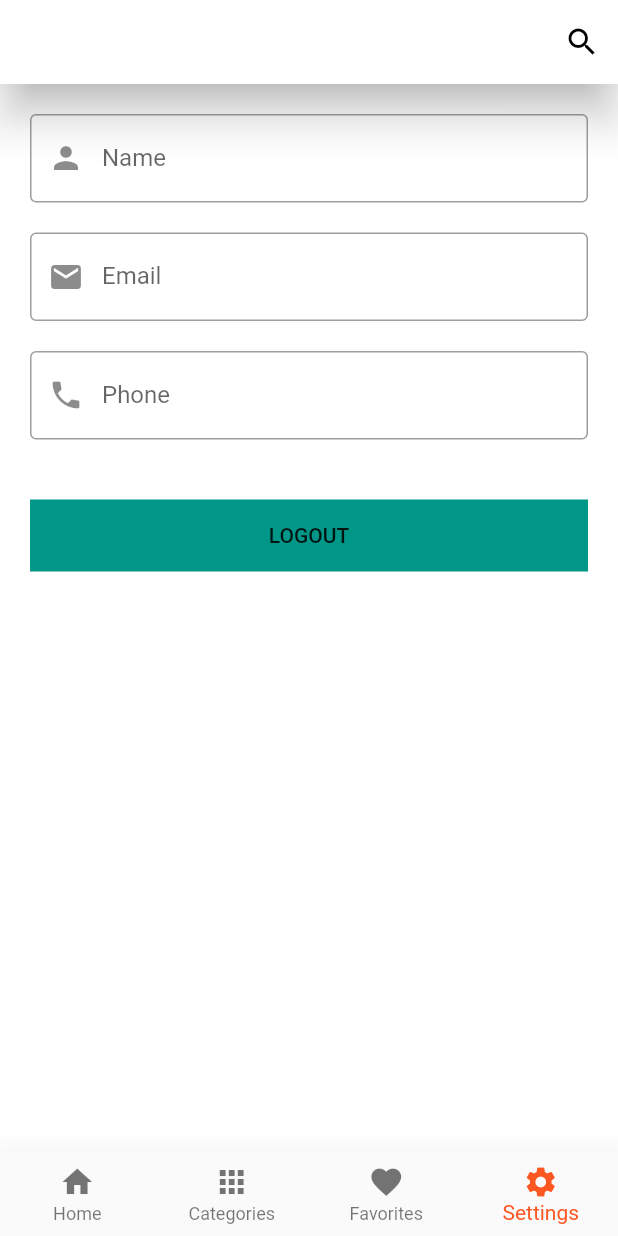
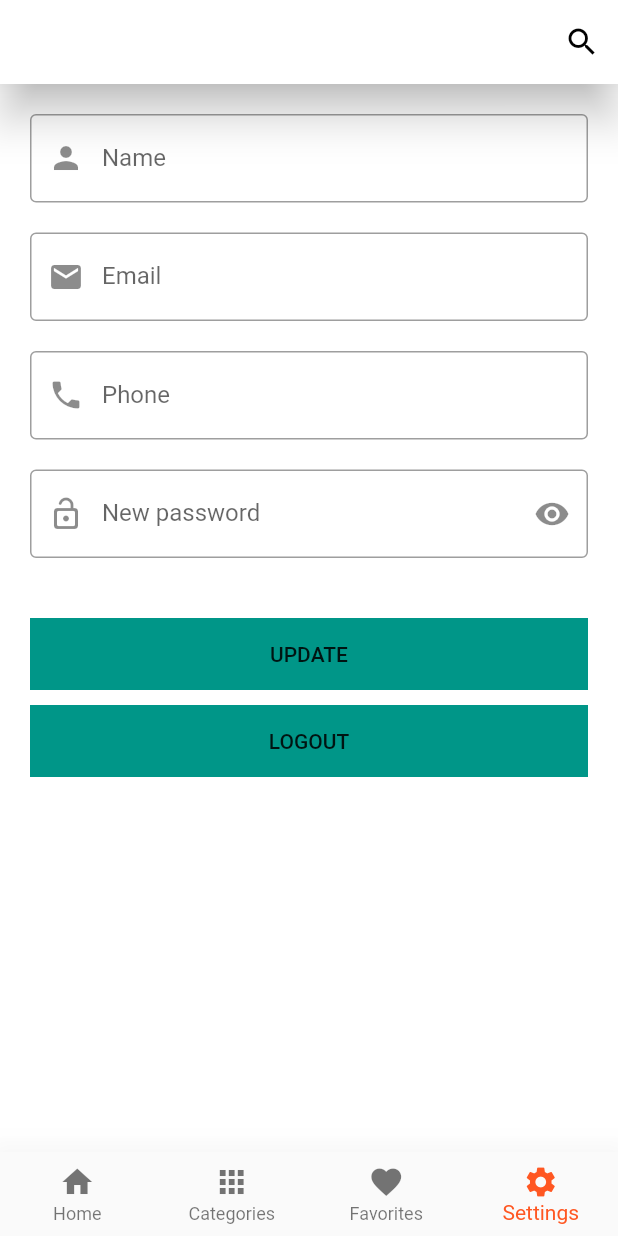
Before and after one commit to RechidiAhmedAbdelaaziz/shop_app, a Flutter app: the HomeScreen screen opened directly, item 4 of the bottom bar chosen, on a phone screen of 412 x 824 dp. Run offline on Flutter 3.47's test engine with Material 2 defaults, Android fonts, the phone set to English and light mode, and no system bars; our stand-ins replace carousel_slider, conditional_builder_null_safety, dio, flutter_bloc, fluttertoast, hexcolor and 2 more; accounts and stored records are empty; network calls fail.

Commit message:
Set SettingPage (add Updat button)

```diff
--- a/lib/Layout/Shop_Cubit/shop_states.dart
+++ b/lib/Layout/Shop_Cubit/shop_states.dart
@@ -1,48 +1,66 @@
 import 'package:shop_app/Moldels/change_favModel.dart';
+import 'package:shop_app/Moldels/login_model.dart';
 
 abstract class ShopStates {}
 
 class InitialState extends ShopStates {}
 
+class PassVisibilityState extends ShopStates{}
+
 class ChangeBottomNavState extends ShopStates {}
 
+class LoadingHomeDataState extends ShopStates {}
 
-class LoadingHomeDataState extends ShopStates {}
 class SuccessHomeDataState extends ShopStates {}
+
 class ErorrHomeDataState extends ShopStates {
   final String erorr;
   ErorrHomeDataState(this.erorr);
 }
 
+class LoadingCategoriesDataState extends ShopStates {}
 
-class LoadingCategoriesDataState extends ShopStates {}
 class SuccessCategoriesDataState extends ShopStates {}
+
 class ErorrCategoriesDataState extends ShopStates {
   final String erorr;
   ErorrCategoriesDataState(this.erorr);
 }
 
+class LoadingFavoritesDataState extends ShopStates {}
 
-class LoadingFavoritesDataState extends ShopStates {}
 class SuccessFavoritesDataState extends ShopStates {}
+
 class ErorrFavoritesDataState extends ShopStates {
   final String erorr;
   ErorrFavoritesDataState(this.erorr);
 }
 
+class InitialChangeFav extends ShopStates {}
 
-class InitialChangeFav extends ShopStates {}
 class SuccessChangeFavState extends ShopStates {
   final ChangeFavModel changeFavModel;
 
   SuccessChangeFavState(this.changeFavModel);
 }
+
 class ErrorChangeFavState extends ShopStates {}
 
+class LoadingProfileDataState extends ShopStates {}
 
-class LoadingProfileDataState extends ShopStates {}
 class SuccessProfileDataState extends ShopStates {}
+
 class ErorrProfileDataState extends ShopStates {
   final String erorr;
   ErorrProfileDataState(this.erorr);
 }
+
+class LoadingUpdateProfileDataState extends ShopStates {}
+class SuccessUpdateProfileDataState extends ShopStates {
+  final LoginModel user;
+  SuccessUpdateProfileDataState(this.user);
+}
+class ErorrUpdateProfileDataState extends ShopStates {
+  final String erorr;
+  ErorrUpdateProfileDataState(this.erorr);
+}
--- a/lib/Modules/Login/loginScreen.dart
+++ b/lib/Modules/Login/loginScreen.dart
@@ -30,6 +30,9 @@ class LoginScreen extends StatelessWidget {
                       key: 'token',
                       value: state.loginModel.data!.token.toString())
                   .then((value) {
+                CacheHelper.saveData(
+                    key: 'password', value: passwordController);
+                userPassword = passwordController.text;
                 token = state.loginModel.data!.token;
                 ShopCubit.get(context).currentIndex = 0;
                 replaceWith(context: context, widget: const HomeScreen());
--- a/lib/Modules/Screens/Settings/settings_screen.dart
+++ b/lib/Modules/Screens/Settings/settings_screen.dart
@@ -5,6 +5,8 @@ import 'package:flutter/material.dart';
 import 'package:flutter_bloc/flutter_bloc.dart';
 import 'package:shop_app/Layout/Shop_Cubit/shop_cubit.dart';
 import 'package:shop_app/Layout/Shop_Cubit/shop_states.dart';
+import 'package:shop_app/Modules/Login/LoginCubit/loginCubit.dart';
+import 'package:shop_app/Modules/Register/RegisterCubit/registerCubit.dart';
 import 'package:shop_app/Shared/Compenents/compenents.dart';
 import 'package:shop_app/Shared/Compenents/constants.dart';
 
@@ -16,11 +18,11 @@ class SettingsScreen extends StatelessWidget {
     var nameController = TextEditingController();
     var emailController = TextEditingController();
     var phoneController = TextEditingController();
+    var passwordController = TextEditingController();
 
     return BlocConsumer<ShopCubit, ShopStates>(
       listener: (context, state) {},
       builder: (context, state) {
-
         var model = ShopCubit.get(context).user;
         nameController.text = (model.data!.name)!;
         emailController.text = (model.data!.email)!;
@@ -38,8 +40,8 @@ class SettingsScreen extends StatelessWidget {
                   type: TextInputType.name,
                   prefix: const Icon(Icons.person),
                   valid: (value) {
-                    if (model.message?.contains('name') == true) {
-                      return model.message;
+                    if (value?.isEmpty == true) {
+                      return 'Please enter your name';
                     }
                     return null;
                   },
@@ -53,8 +55,8 @@ class SettingsScreen extends StatelessWidget {
                   type: TextInputType.emailAddress,
                   prefix: const Icon(Icons.email),
                   valid: (value) {
-                    if (model.message?.contains('email') == true) {
-                      return model.message;
+                    if (value?.isEmpty == true) {
+                      return 'Please enter your Email';
                     }
                     return null;
                   },
@@ -68,14 +70,51 @@ class SettingsScreen extends StatelessWidget {
                   type: TextInputType.phone,
                   prefix: const Icon(Icons.phone),
                   valid: (value) {
-                    if (model.message?.contains('phone') == true) {
-                      return model.message;
+                    if (value?.isEmpty == true) {
+                      return "please enter you phone number";
                     }
                     return null;
                   },
                 ),
                 const SizedBox(
+                  height: 20,
+                ),
+                defaultFromFiled(
+                  control: passwordController,
+                  lable: 'New password',
+                  secure: true,
+                  suffix: IconButton(
+                      onPressed: () {
+                        ShopCubit.get(context).showPass();
+                      },
+                      icon: ShopCubit.get(context).isShown
+                          ? const Icon(Icons.visibility)
+                          : const Icon(Icons.visibility_off)),
+                  type: TextInputType.phone,
+                  prefix: const Icon(Icons.lock_open_rounded),
+                ),
+                const SizedBox(
                   height: 40,
+                ),
+                ConditionalBuilder(
+                  condition: state is! LoadingUpdateProfileDataState,
+                  builder: (context) => defaultButton(
+                      function: () {
+                        ShopCubit.get(context).updateProfileData(
+                          name: nameController.text,
+                          email: emailController.text,
+                          phone: phoneController.text,
+                          password: passwordController.text.isNotEmpty
+                              ? passwordController.text
+                              : userPassword.toString(),
+                        );
+                      },
+                      text: 'UPDATE'),
+                  fallback: (context) =>
+                      const Center(child: CircularProgressIndicator()),
+                ),
+                const SizedBox(
+                  height: 10,
                 ),
                 defaultButton(
                     function: () {
--- a/lib/Shared/Compenents/constants.dart
+++ b/lib/Shared/Compenents/constants.dart
@@ -28,3 +28,4 @@ void printFullText({required String text}) {
 }
 
 String? token = '';
+String? userPassword = '';
--- a/lib/Shared/Network/Remote/diohelper.dart
+++ b/lib/Shared/Network/Remote/diohelper.dart
@@ -38,4 +38,19 @@ class DioHelper {
     };
     return await dio.post(url, queryParameters: query, data: data);
   }
+
+  static Future<Response> putData(
+      {required String url,
+      Map<String, dynamic>? query,
+      required Map<String, dynamic> data,
+      String lang = 'en',
+      String? token}) async {
+    dio.options.headers = {
+      'Content-Type': 'application/json',
+      'Authorization': token,
+      'lang': lang,
+    };
+    return await dio.put(url, queryParameters: query, data: data);
+  }
+
 }
--- a/lib/Shared/Network/end_points.dart
+++ b/lib/Shared/Network/end_points.dart
@@ -6,3 +6,4 @@ const GET_CATEGORIES = 'categories';
 const FAVORITES = "favorites";
 const PROFILE = 'profile';
 const REGISTER = 'register';
+const UPDATE_PROFILE = 'update-profile';
--- a/lib/main.dart
+++ b/lib/main.dart
@@ -21,6 +21,7 @@ void main() async {
   Widget widget;
   bool? onBoarding = CacheHelper.getData(key: 'onBoarding');
   token = CacheHelper.getData(key: 'token');
+  userPassword = CacheHelper.getData(key: 'password');
   if (onBoarding == true) {
     if (token != null) {
       widget = const HomeScreen();
```
Also changed, not shown: lib/Layout/Shop_Cubit/shop_cubit.dart (+32 -0 lines), lib/Modules/Register/registerScreen.dart (+11 -6 lines).
